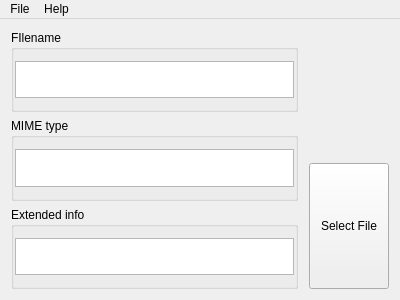
This is fileinsight.ui in jlu5/FileInsight as Qt 5 draws it before an edit. The edited form follows.
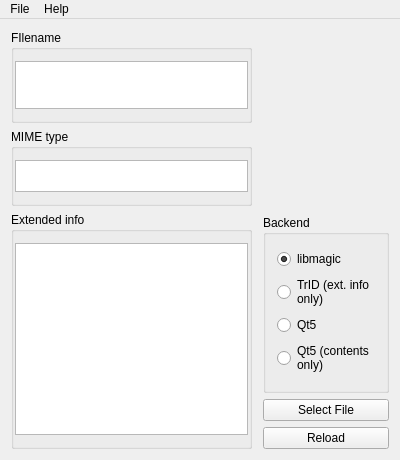
This is the edited form.

Commit message:
Implement selectable backends
Choose with a radio list between libmagic, TrID, or Qt5/QMimeDatabase (with and without filename lookup)

```diff
--- a/fileinsight.ui
+++ b/fileinsight.ui
@@ -34,7 +34,7 @@
            <property name="minimumSize">
             <size>
              <width>0</width>
-             <height>32</height>
+             <height>48</height>
             </size>
            </property>
            <property name="readOnly">
@@ -84,6 +84,12 @@
       </item>
       <item>
        <widget class="QGroupBox" name="outputGroup">
+        <property name="sizePolicy">
+         <sizepolicy hsizetype="Preferred" vsizetype="Minimum">
+          <horstretch>0</horstretch>
+          <verstretch>0</verstretch>
+         </sizepolicy>
+        </property>
         <property name="title">
          <string>Extended info</string>
         </property>
@@ -136,10 +142,61 @@
         </property>
        </widget>
       </item>
+      <item>
+       <widget class="QGroupBox" name="backendGroup">
+        <property name="title">
+         <string>Backend</string>
+        </property>
+        <layout class="QVBoxLayout" name="verticalLayout">
+         <property name="spacing">
+          <number>3</number>
+         </property>
+         <item>
+          <widget class="QRadioButton" name="backend_magic">
+           <property name="text">
+            <string>libmagic</string>
+           </property>
+           <property name="checked">
+            <bool>true</bool>
+           </property>
+          </widget>
+         </item>
+         <item>
+          <widget class="QRadioButton" name="backend_trid">
+           <property name="toolTip">
+            <string>Extended info only; better for binaries</string>
+           </property>
+           <property name="text">
+            <string>TrID (ext. info
+only)</string>
+           </property>
+          </widget>
+         </item>
+         <item>
+          <widget class="QRadioButton" name="backend_qt">
+           <property name="toolTip">
+            <string>MIME Type only</string>
+           </property>
+           <property name="text">
+            <string>Qt5</string>
+           </property>
+          </widget>
+         </item>
+         <item>
+          <widget class="QRadioButton" name="backend_qt_fileonly">
+           <property name="text">
+            <string>Qt5 (contents
+only)</string>
+           </property>
+          </widget>
+         </item>
+        </layout>
+       </widget>
+      </item>
       <item>
        <widget class="QPushButton" name="selectFileButton">
         <property name="sizePolicy">
-         <sizepolicy hsizetype="Preferred" vsizetype="Preferred">
+         <sizepolicy hsizetype="Preferred" vsizetype="Fixed">
           <horstretch>0</horstretch>
           <verstretch>0</verstretch>
          </sizepolicy>
@@ -149,6 +206,13 @@
         </property>
        </widget>
       </item>
+      <item>
+       <widget class="QPushButton" name="reloadButton">
+        <property name="text">
+         <string>Reload</string>
+        </property>
+       </widget>
+      </item>
      </layout>
     </item>
    </layout>
```
Left out of the diff: 2 changed lines with no effect on the pictures. The commit also changes 2 other files.
